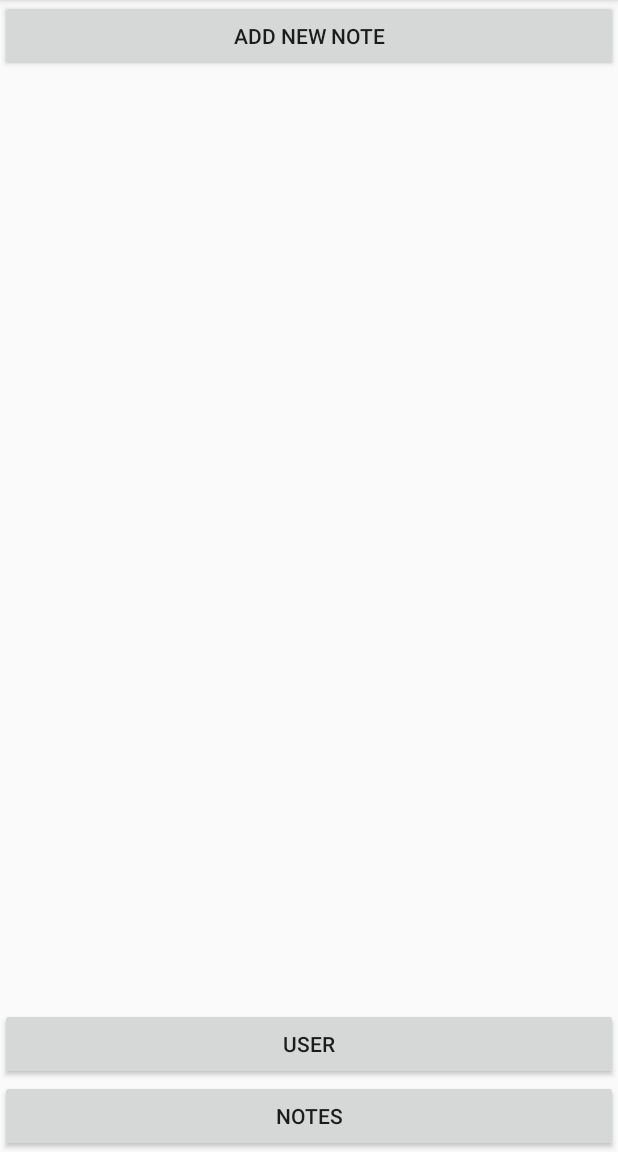
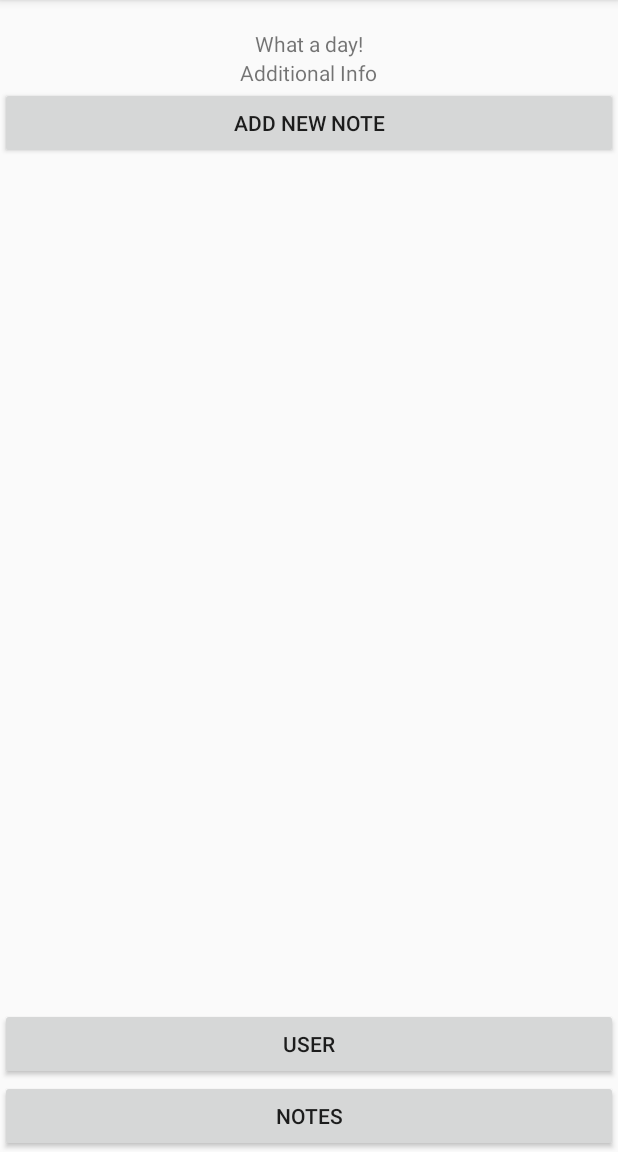
Before and after one commit to xiaoRoy/GrowthCodeLab, an Android app: the DataBindingActivity screen opened directly, with no data from a screen before it, after a tap on "NOTES", on a phone screen of 412 x 824 dp, the part 84-1236 px from its top. Run offline under Robolectric (Android 15) with nearby library versions, the phone set to English and light mode, and no system bars; our stand-ins replace data binding; libraries missing offline, so code that uses them is left out: android.text; 2 statements that could not run were skipped.

Commit message:
Finished layout details import

```diff
--- a/app/src/main/java/com/learn/growthcodelab/databinding/model/Note.java
+++ b/app/src/main/java/com/learn/growthcodelab/databinding/model/Note.java
@@ -5,6 +5,8 @@ public class Note {
     private String title;
 
     private String description;
+
+    private String additionalInfo;
 
     public String getTitle() {
         return title;
@@ -21,4 +23,12 @@ public class Note {
     public void setDescription(String description) {
         this.description = description;
     }
+
+    public String getAdditionalInfo() {
+        return additionalInfo;
+    }
+
+    public void setAdditionalInfo(String additionalInfo) {
+        this.additionalInfo = additionalInfo;
+    }
 }
--- a/app/src/main/java/com/learn/growthcodelab/databinding/notes/NotesContracts.java
+++ b/app/src/main/java/com/learn/growthcodelab/databinding/notes/NotesContracts.java
@@ -1,13 +1,19 @@
 package com.learn.growthcodelab.databinding.notes;
 
+
+import com.learn.growthcodelab.databinding.model.Note;
 
 public interface NotesContracts {
 
     interface View{
         void navigateToAddNewNotePage();
+
+        void displayNotes(Note note);
     }
 
     interface Presenter{
         void addNewNote();
+
+        void viewNotes();
     }
 }
--- a/app/src/main/java/com/learn/growthcodelab/databinding/notes/NotesFragment.java
+++ b/app/src/main/java/com/learn/growthcodelab/databinding/notes/NotesFragment.java
@@ -10,6 +10,7 @@ import android.widget.Toast;
 
 import com.learn.growthcodelab.R;
 import com.learn.growthcodelab.databinding.FragmentNotesBinding;
+import com.learn.growthcodelab.databinding.model.Note;
 import com.learn.growthcodelab.fragment.BaseFragment;
 
 
@@ -40,6 +41,7 @@ public class NotesFragment extends BaseFragment implements NotesContracts.View {
     public void onActivityCreated(@Nullable Bundle savedInstanceState) {
         super.onActivityCreated(savedInstanceState);
         mFragmentNotesBinding.setNotesPresenter(mNotesPresenter);
+        mNotesPresenter.viewNotes();
     }
 
     @Override
@@ -48,6 +50,11 @@ public class NotesFragment extends BaseFragment implements NotesContracts.View {
     }
 
     @Override
+    public void displayNotes(Note note) {
+        mFragmentNotesBinding.setNote(note);
+    }
+
+    @Override
     public int getLayoutRes() {
         return R.layout.fragment_notes;
     }
--- a/app/src/main/java/com/learn/growthcodelab/databinding/notes/NotesPresenter.java
+++ b/app/src/main/java/com/learn/growthcodelab/databinding/notes/NotesPresenter.java
@@ -1,8 +1,19 @@
 package com.learn.growthcodelab.databinding.notes;
+
+import com.learn.growthcodelab.databinding.model.Note;
 
 public class NotesPresenter implements NotesContracts.Presenter {
 
     private final NotesContracts.View mView;
+
+    @Override
+    public void viewNotes() {
+        Note note = new Note();
+        note.setTitle("Sunny");
+        note.setDescription("What a day!");
+        note.setAdditionalInfo("added");
+        mView.displayNotes(note);
+    }
 
     public NotesPresenter(NotesContracts.View view) {
         mView = view;
--- a/app/src/main/res/layout/fragment_notes.xml
+++ b/app/src/main/res/layout/fragment_notes.xml
@@ -4,9 +4,15 @@
     >
 
     <data>
+        <import type="android.text.TextUtils"/>
+        <import type="android.view.View"/>
         <variable
             name="notesPresenter"
             type="com.learn.growthcodelab.databinding.notes.NotesPresenter"
+            />
+        <variable
+            name="note"
+            type="com.learn.growthcodelab.databinding.model.Note"
             />
     </data>
 
@@ -15,8 +21,27 @@
         android:layout_height="match_parent"
         android:orientation="vertical"
         >
+        <TextView
+            android:layout_width="wrap_content"
+            android:layout_height="wrap_content"
+            android:layout_gravity="center_horizontal"
+            android:text="@{context.toString}"
+            />
+        <TextView
+            android:layout_width="wrap_content"
+            android:layout_height="wrap_content"
+            android:layout_gravity="center_horizontal"
+            android:text="@{note.description}"
+            />
+
+        <TextView
+            android:layout_width="wrap_content"
+            android:layout_height="wrap_content"
+            android:layout_gravity="center_horizontal"
+            android:text="@string/s_data_bingding_additional_info"
+            android:visibility="@{TextUtils.isEmpty(note.additionalInfo) ? View.GONE : View.VISIBLE}"
+            />
         <Button
-            android:id="@+id/btn_notes_add_new_note"
             android:layout_width="match_parent"
             android:layout_height="wrap_content"
             android:text="@string/s_add_new_note"
--- a/app/src/main/res/values/strings.xml
+++ b/app/src/main/res/values/strings.xml
@@ -7,7 +7,7 @@
 
     <string name="s_data_binding_user">User</string>
     <string name="s_data_binding_notes">Notes</string>
-
+    <string name="s_data_bingding_additional_info">Additional Info</string>
 
     <string name="s_data_binding_user_hello">Hello I am %1$s %2$s.</string>
     <string name="s_data_binding_user_say_hello">Say Hello</string>
```
